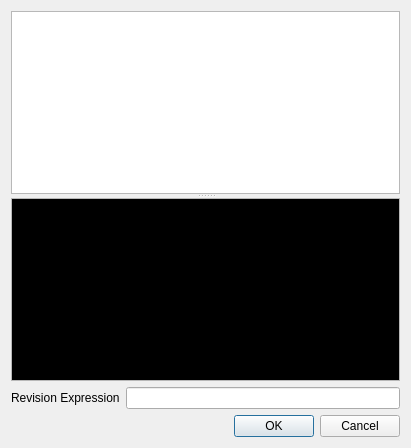
Above: ui/CommitBrowser.ui from git-cola/git-cola before the change. Below: the same form after it.
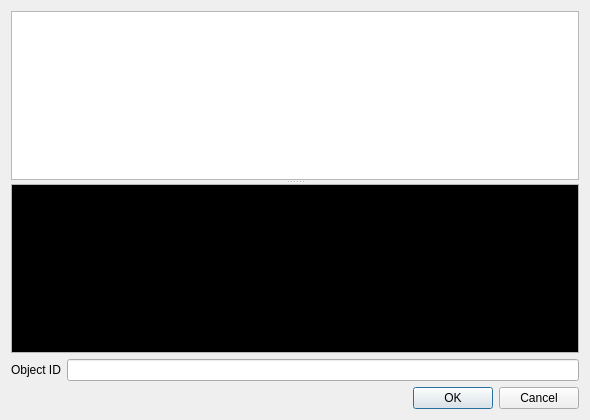
That is the form after the change.

```diff
--- a/ui/CommitBrowser.ui
+++ b/ui/CommitBrowser.ui
@@ -5,8 +5,8 @@
    <rect>
     <x>0</x>
     <y>0</y>
-    <width>411</width>
-    <height>448</height>
+    <width>590</width>
+    <height>420</height>
    </rect>
   </property>
   <property name="windowTitle" >
@@ -122,7 +122,7 @@
      <item>
       <widget class="QLabel" name="label" >
        <property name="text" >
-        <string>Revision Expression</string>
+        <string>Object ID</string>
        </property>
       </widget>
      </item>
```
